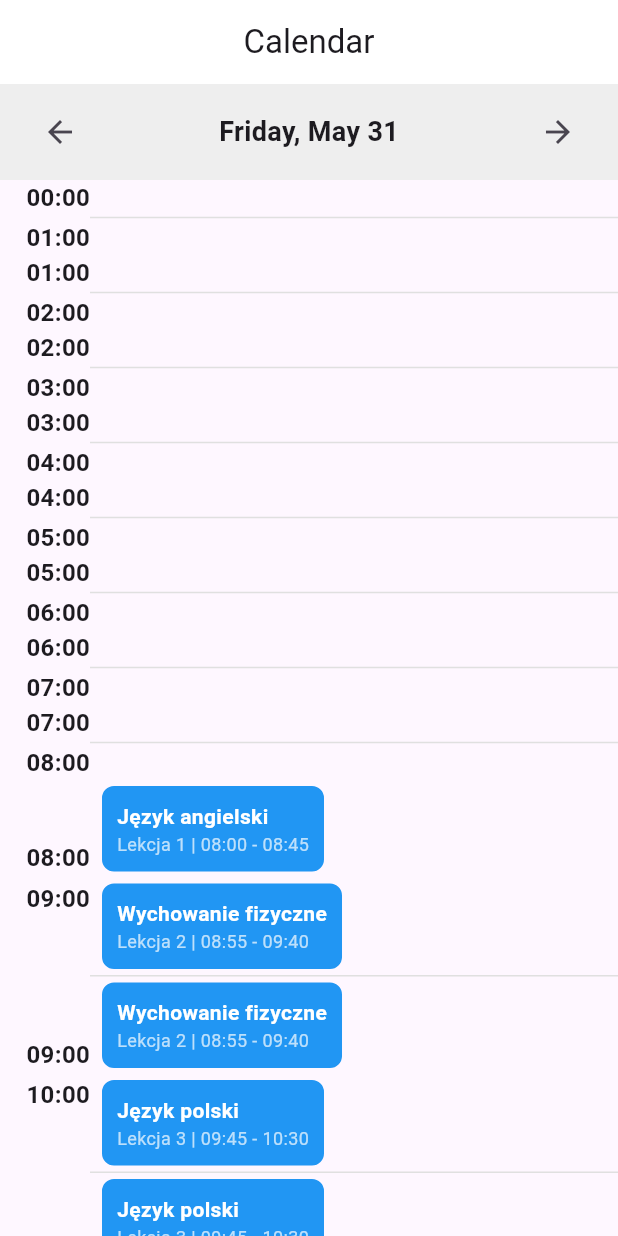
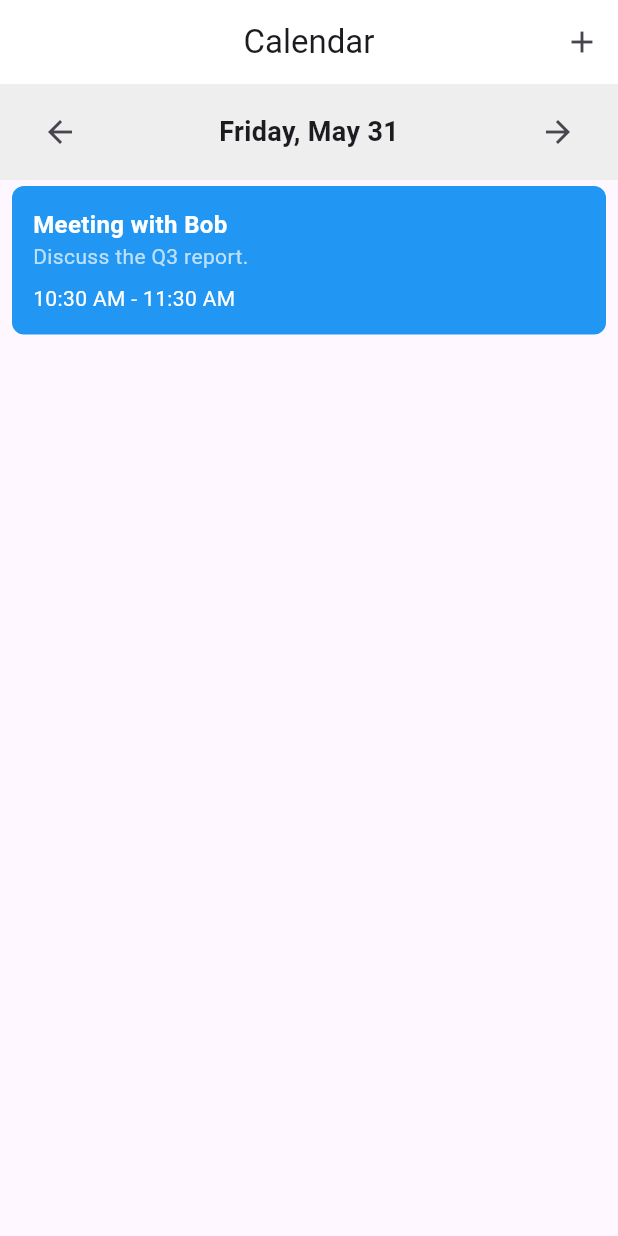
Before and after one commit to karomnii/Lezaczek, a Flutter app: the Calendar screen opened directly, on a phone screen of 412 x 824 dp. Run offline on Flutter 3.47's test engine with Material 3 defaults, Android fonts, the phone set to English and light mode, and no system bars; our stand-ins replace flutter_secure_storage; accounts and stored records are empty; statements that could not run were skipped.

Commit message:
Planner working staticly

```diff
--- a/frontend/lib/data/static_data.dart
+++ b/frontend/lib/data/static_data.dart
@@ -3,70 +3,79 @@
 import 'package:flutter/material.dart';
 import '../models/event.dart';
 
-final List<Event> staticEvents = [
+
+List<Event> staticEvents = [
   Event(
     eventId: 1,
-    userId: 1,
-    name: 'Język angielski',
-    description: 'Lekcja 1 | 08:00 - 08:45',
-    place: 'Room 101',
-    eventType: 1,
-    dateAdded: DateTime.now(),
-    dateStart: DateTime.now(),
-    dateEnd: DateTime.now(),
-    startingTime: TimeOfDay(hour: 8, minute: 0),
-    endingTime: TimeOfDay(hour: 8, minute: 45),
+    userID: 1,
+    name: "Meeting with Bob",
+    description: "Discuss the Q3 report.",
+    place: "Office",
+    eventType: EventType.SINGLE,
+    dateStart: DateTime(2024, 5, 31),
+    dateEnd: DateTime(2024, 5, 31),
+    startingTime: TimeOfDay(hour: 10, minute: 30),
+    endingTime: TimeOfDay(hour: 11, minute: 30),
   ),
   Event(
     eventId: 2,
-    userId: 1,
-    name: 'Wychowanie fizyczne',
-    description: 'Lekcja 2 | 08:55 - 09:40',
-    place: 'Gym',
-    eventType: 1,
-    dateAdded: DateTime.now(),
-    dateStart: DateTime.now(),
-    dateEnd: DateTime.now(),
-    startingTime: TimeOfDay(hour: 8, minute: 55),
-    endingTime: TimeOfDay(hour: 9, minute: 40),
+    userID: 1,
+    name: "Lunch with Alice",
+    description: "Catch up on project updates.",
+    place: "Cafeteria",
+    eventType: EventType.SINGLE,
+    dateStart: DateTime(2024, 6, 1),
+    dateEnd: DateTime(2024, 6, 1),
+    startingTime: TimeOfDay(hour: 12, minute: 0),
+    endingTime: TimeOfDay(hour: 13, minute: 0),
   ),
   Event(
     eventId: 3,
-    userId: 1,
-    name: 'Język polski',
-    description: 'Lekcja 3 | 09:45 - 10:30',
-    place: 'Room 102',
-    eventType: 1,
-    dateAdded: DateTime.now(),
-    dateStart: DateTime.now(),
-    dateEnd: DateTime.now(),
-    startingTime: TimeOfDay(hour: 9, minute: 45),
-    endingTime: TimeOfDay(hour: 10, minute: 30),
+    userID: 1,
+    name: "Team Meeting",
+    description: "Review sprint goals.",
+    place: "Conference Room",
+    eventType: EventType.WEEKLY,
+    dateStart: DateTime(2024, 6, 3),
+    dateEnd: DateTime(2024, 6, 3),
+    startingTime: TimeOfDay(hour: 9, minute: 0),
+    endingTime: TimeOfDay(hour: 10, minute: 0),
   ),
   Event(
     eventId: 4,
-    userId: 1,
-    name: 'Informatyka',
-    description: 'Lekcja 4 | 10:35 - 11:20',
-    place: 'Room 203',
-    eventType: 1,
-    dateAdded: DateTime.now(),
-    dateStart: DateTime.now(),
-    dateEnd: DateTime.now(),
-    startingTime: TimeOfDay(hour: 10, minute: 35),
-    endingTime: TimeOfDay(hour: 11, minute: 20),
+    userID: 1,
+    name: "Client Presentation",
+    description: "Present new product features.",
+    place: "Client Office",
+    eventType: EventType.SINGLE,
+    dateStart: DateTime(2024, 6, 5),
+    dateEnd: DateTime(2024, 6, 5),
+    startingTime: TimeOfDay(hour: 14, minute: 0),
+    endingTime: TimeOfDay(hour: 16, minute: 0),
   ),
   Event(
     eventId: 5,
-    userId: 1,
-    name: 'Muzyka',
-    description: 'Lekcja 5 | 11:25 - 12:10',
-    place: 'Room 104',
-    eventType: 1,
-    dateAdded: DateTime.now(),
-    dateStart: DateTime.now(),
-    dateEnd: DateTime.now(),
-    startingTime: TimeOfDay(hour: 11, minute: 25),
-    endingTime: TimeOfDay(hour: 12, minute: 10),
+    userID: 1,
+    name: "Training Session",
+    description: "New software training.",
+    place: "Training Room",
+    eventType: EventType.DAILY,
+    dateStart: DateTime(2024, 6, 6),
+    dateEnd: DateTime(2024, 6, 6),
+    startingTime: TimeOfDay(hour: 11, minute: 0),
+    endingTime: TimeOfDay(hour: 12, minute: 0),
   ),
+  Event(
+    eventId: 6,
+    userID: 1,
+    name: "Weekly Review",
+    description: "Review progress on projects.",
+    place: "Office",
+    eventType: EventType.WEEKLY,
+    dateStart: DateTime(2024, 6, 7),
+    dateEnd: DateTime(2024, 6, 7),
+    startingTime: TimeOfDay(hour: 15, minute: 0),
+    endingTime: TimeOfDay(hour: 16, minute: 0),
+  ),
+  // Add more dummy events as needed
 ];
--- a/frontend/lib/models/event.dart
+++ b/frontend/lib/models/event.dart
@@ -1,51 +1,60 @@
-// lib/models/event.dart
+import 'package:flutter/material.dart';
+import 'package:intl/intl.dart';
 
-import 'package:flutter/material.dart';
+enum EventType { SINGLE, DAILY, WEEKLY }
 
 class Event {
-  final int eventId;
-  final int userId;
-  final String name;
-  final String? description;
-  final String? place;
-  final int eventType;
-  final DateTime dateAdded;
-  final DateTime dateStart;
-  final DateTime dateEnd;
-  final TimeOfDay? startingTime;
-  final TimeOfDay? endingTime;
+  int eventId;
+  int userID;
+  String name;
+  String? description;
+  String? place;
+  EventType eventType;
+  DateTime dateStart;
+  DateTime dateEnd;
+  TimeOfDay startingTime;
+  TimeOfDay endingTime;
 
   Event({
     required this.eventId,
-    required this.userId,
+    required this.userID,
     required this.name,
     this.description,
     this.place,
     required this.eventType,
-    required this.dateAdded,
     required this.dateStart,
     required this.dateEnd,
-    this.startingTime,
-    this.endingTime,
+    required this.startingTime,
+    required this.endingTime,
   });
+
+  factory Event.fromJson(Map<String, dynamic> json) {
+    return Event(
+      eventId: json['eventId'],
+      userID: json['userID'],
+      name: json['name'],
+      description: json['description'],
+      place: json['place'],
+      eventType: EventType.values.firstWhere((e) => e.toString() == 'EventType.' + json['eventType']),
+      dateStart: DateTime.parse(json['dateStart']),
+      dateEnd: DateTime.parse(json['dateEnd']),
+      startingTime: TimeOfDay(hour: int.parse(json['startingTime'].split(':')[0]), minute: int.parse(json['startingTime'].split(':')[1])),
+      endingTime: TimeOfDay(hour: int.parse(json['endingTime'].split(':')[0]), minute: int.parse(json['endingTime'].split(':')[1])),
+    );
+  }
 
   Map<String, dynamic> toMap() {
     return {
       'eventId': eventId,
-      'userId': userId,
+      'userID': userID,
       'name': name,
       'description': description,
       'place': place,
-      'eventType': eventType,
-      'dateAdded': dateAdded.toIso8601String(),
+      'eventType': eventType.toString().split('.').last,
       'dateStart': dateStart.toIso8601String(),
       'dateEnd': dateEnd.toIso8601String(),
-      'startingTime': startingTime != null
-          ? '${startingTime!.hour.toString().padLeft(2, '0')}:${startingTime!.minute.toString().padLeft(2, '0')}'
-          : null,
-      'endingTime': endingTime != null
-          ? '${endingTime!.hour.toString().padLeft(2, '0')}:${endingTime!.minute.toString().padLeft(2, '0')}'
-          : null,
+      'startingTime': '${startingTime.hour}:${startingTime.minute}',
+      'endingTime': '${endingTime.hour}:${endingTime.minute}',
     };
   }
 }
--- a/frontend/lib/pages/calendar/calendar.dart
+++ b/frontend/lib/pages/calendar/calendar.dart
@@ -4,40 +4,86 @@ import 'package:flutter/material.dart';
 import 'package:intl/intl.dart';
 import 'package:frontend/models/event.dart';
 import 'package:frontend/data/static_data.dart';
-import 'event_details.dart';
+import '../../side_bar.dart';
+import 'package:frontend/pages/calendar/event_details.dart';
+import 'package:frontend/pages/calendar/event_form.dart';
 
 class Calendar extends StatefulWidget {
-  const Calendar({Key? key}) : super(key: key);
+  const Calendar({super.key});
 
   @override
   _CalendarState createState() => _CalendarState();
 }
 
 class _CalendarState extends State<Calendar> {
+
+  int nextIndex = 1;
   DateTime selectedDate = DateTime.now();
+
+  @override
+  void initState() {
+    super.initState();
+    _refreshEvents();
+  }
+
+  void _refreshEvents() {
+    setState(() {});
+  }
+
+  void _addEvent(Event event) {
+    setState(() {
+      staticEvents.add(event);
+    });
+  }
+
+  void _updateEvent(Event updatedEvent) {
+    setState(() {
+      int index = staticEvents.indexWhere((event) => event.eventId == updatedEvent.eventId);
+      if (index != -1) {
+        staticEvents[index] = updatedEvent;
+      }
+    });
+  }
+
+  void _deleteEvent(Event event) {
+    setState(() {
+      staticEvents.removeWhere((e) => e.eventId == event.eventId);
+    });
+  }
 
   @override
   Widget build(BuildContext context) {
     return Scaffold(
+      drawer: const SideBar(),
       appBar: AppBar(
         automaticallyImplyLeading: false,
-        title: const Text(
-          'Calendar',
-        ),
+        title: const Text('Calendar'),
         centerTitle: true,
         scrolledUnderElevation: 0.0,
         backgroundColor: Colors.white,
+        actions: [
+          IconButton(
+            icon: Icon(Icons.add),
+            onPressed: () {
+              Navigator.push(
+                context,
+                MaterialPageRoute(
+                  builder: (context) => EventForm(
+                    onSave: (newEvent) {
+                      _addEvent(newEvent);
+                    },
+                  ),
+                ),
+              );
+            },
+          ),
+        ],
       ),
       body: Column(
         children: [
           _buildDateBar(),
           Expanded(
-            child: ListView.builder(
-              itemCount: 24,
-              itemBuilder: (context, index) {
-                return _buildHourRow(index);
-              },
-            ),
+            child: _buildEventList(),
           ),
         ],
       ),
@@ -57,6 +103,7 @@ class _CalendarState extends State<Calendar> {
               setState(() {
                 selectedDate = selectedDate.subtract(Duration(days: 1));
               });
+              _refreshEvents();
             },
           ),
           Text(
@@ -69,6 +116,7 @@ class _CalendarState extends State<Calendar> {
               setState(() {
                 selectedDate = selectedDate.add(Duration(days: 1));
               });
+              _refreshEvents();
             },
           ),
         ],
@@ -76,64 +124,43 @@ class _CalendarState extends State<Calendar> {
     );
   }
 
-  Widget _buildHourRow(int hour) {
-    DateTime currentHour = DateTime(
-      selectedDate.year,
-      selectedDate.month,
-      selectedDate.day,
-      hour,
-    );
-    List<Event> eventsAtThisHour = staticEvents.where((event) {
-      return event.dateStart.year == currentHour.year &&
-          event.dateStart.month == currentHour.month &&
-          event.dateStart.day == currentHour.day &&
-          event.startingTime!.hour <= currentHour.hour &&
-          event.endingTime!.hour >= currentHour.hour;
+  Widget _buildEventList() {
+    List<Event> eventsForSelectedDay = staticEvents.where((event) {
+      return event.dateStart.year == selectedDate.year &&
+          event.dateStart.month == selectedDate.month &&
+          event.dateStart.day == selectedDate.day;
     }).toList();
 
-    return Row(
-      children: [
-        SizedBox(
-          width: 60.0, // Width of the hour column
-          child: Column(
-            crossAxisAlignment: CrossAxisAlignment.end,
-            children: [
-              Text(
-                '${hour.toString().padLeft(2, '0')}:00',
-                style: TextStyle(fontSize: 16.0, fontWeight: FontWeight.bold),
-              ),
-              SizedBox(height: 4.0),
-              Text(
-                '${(hour + 1).toString().padLeft(2, '0')}:00',
-                style: TextStyle(fontSize: 16.0, fontWeight: FontWeight.bold),
-              ),
-            ],
-          ),
-        ),
-        Expanded(
-          child: Container(
-            padding: EdgeInsets.symmetric(horizontal: 8.0),
-            decoration: BoxDecoration(
-              border: Border(
-                bottom: BorderSide(color: Colors.grey[300]!),
-              ),
-            ),
-            child: Column(
-              crossAxisAlignment: CrossAxisAlignment.start,
-              children: eventsAtThisHour.map((event) {
+    // Sort events by starting time
+    eventsForSelectedDay.sort((a, b) =>
+    a.startingTime!.hour.compareTo(b.startingTime!.hour) != 0
+        ? a.startingTime!.hour.compareTo(b.startingTime!.hour)
+        : a.startingTime!.minute.compareTo(b.startingTime!.minute));
+
+    return ListView.builder(
+      itemCount: eventsForSelectedDay.length,
+      itemBuilder: (context, index) {
+        Event event = eventsForSelectedDay[index];
         return GestureDetector(
           onTap: () {
             Navigator.push(
               context,
               MaterialPageRoute(
-                        builder: (context) =>
-                            EventDetails(event: event.toMap()),
+                builder: (context) => EventDetails(
+                  event: event.toMap(),
+                  onDelete: () {
+                    _deleteEvent(event);
+                  },
+                  onUpdate: (updatedEvent) {
+                    _updateEvent(updatedEvent);
+                  },
+                ),
               ),
             );
           },
           child: Container(
-                    margin: const EdgeInsets.symmetric(vertical: 4.0),
-                    padding: const EdgeInsets.all(8.0),
+            margin: const EdgeInsets.symmetric(vertical: 4.0, horizontal: 8.0),
+            padding: const EdgeInsets.all(12.0),
             decoration: BoxDecoration(
               color: Colors.blue,
               borderRadius: BorderRadius.circular(8.0),
@@ -145,7 +172,7 @@ class _CalendarState extends State<Calendar> {
                 Text(
                   event.name,
                   style: TextStyle(
-                            fontSize: 14.0,
+                    fontSize: 16.0,
                     fontWeight: FontWeight.bold,
                     color: Colors.white,
                   ),
@@ -153,19 +180,23 @@ class _CalendarState extends State<Calendar> {
                 Text(
                   event.description ?? '',
                   style: TextStyle(
-                            fontSize: 12.0,
+                    fontSize: 14.0,
                     color: Colors.white70,
+                  ),
+                ),
+                SizedBox(height: 8.0),
+                Text(
+                  '${event.startingTime!.format(context)} - ${event.endingTime!.format(context)}',
+                  style: TextStyle(
+                    fontSize: 14.0,
+                    color: Colors.white,
                   ),
                 ),
               ],
             ),
           ),
         );
-              }).toList(),
-            ),
-          ),
-        ),
-      ],
+      },
     );
   }
 }
```
Also changed, not shown: frontend/lib/pages/calendar/event_details.dart (+49 -7 lines), frontend/lib/pages/calendar/event_form.dart (added, +229 -0 lines), frontend/lib/template_screen.dart (added, +62 -0 lines). Lines whose indentation alone changed are shown as unchanged.
